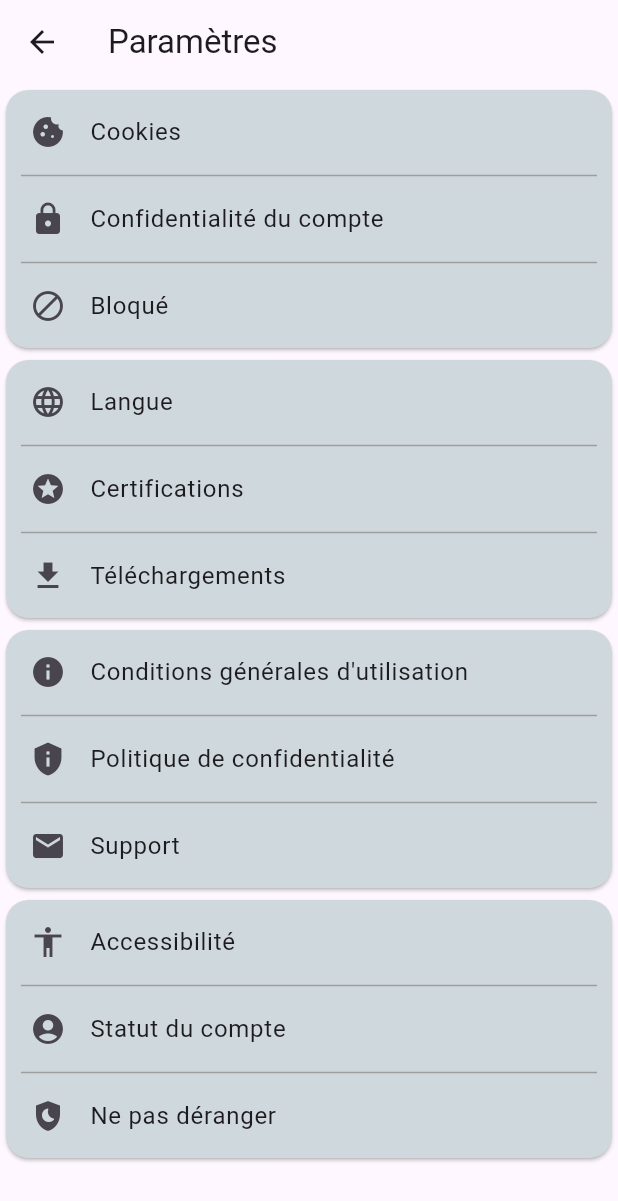
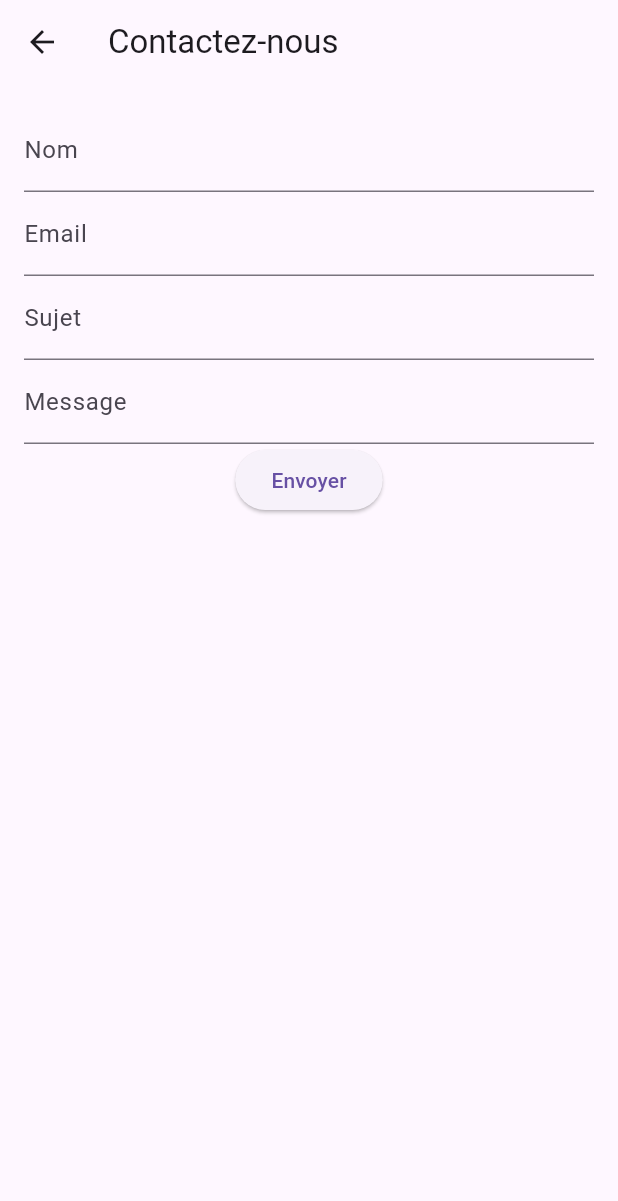
Before and after one commit to RomainConte/Yowl, a Flutter app: the SettingsPage screen opened by its route, after a tap on "Support", on a phone screen of 412 x 824 dp. Shown: the top 1201 px of the screen. Run offline on Flutter 3.47's test engine with Material 3 defaults, Android fonts, the phone set to English and light mode, and no system bars; our stand-ins replace timeago; network calls fail.

Commit message:
[PUT] fix bug

```diff
--- a/yowl/lib/screens/parametres.dart
+++ b/yowl/lib/screens/parametres.dart
@@ -9,7 +9,10 @@ class SettingsPage extends StatelessWidget {
       appBar: AppBar(
         title: const Text('Paramètres'),
       ),
-      body: SingleChildScrollView(
+      body: Padding(
+        padding: const EdgeInsets.all(8.0),
+        child:
+            SingleChildScrollView(
             child: Column(
               children: <Widget>[
               Card(
@@ -144,7 +147,7 @@ class SettingsPage extends StatelessWidget {
                       leading: const Icon(Icons.mail),
                       title: const Text('Support'),
                       onTap: () {
-                    // Naviguer vers la page des paramètres de confidentialité
+                        Navigator.pushNamed(context, '/support');
                       },
                   ),
                 ],
@@ -201,6 +204,7 @@ class SettingsPage extends StatelessWidget {
         ],
       ),
       ),
+    ),
     );
 
   }
--- /dev/null
+++ b/yowl/lib/screens/support_screen.dart
@@ -0,0 +1,94 @@
+import 'package:flutter/material.dart';
+
+class SupportPage extends StatefulWidget {
+  @override
+  _SupportPageState createState() => _SupportPageState();
+}
+
+class _SupportPageState extends State<SupportPage> {
+  final _formKey = GlobalKey<FormState>();
+  final _nameController = TextEditingController();
+  final _emailController = TextEditingController();
+  final _subjectController = TextEditingController();
+  final _messageController = TextEditingController();
+
+  @override
+  void dispose() {
+    _nameController.dispose();
+    _emailController.dispose();
+    _subjectController.dispose();
+    _messageController.dispose();
+    super.dispose();
+  }
+
+  void _submitForm() {
+    if (_formKey.currentState!.validate()) {
+      // TODO: Handle form submission, e.g., send email or message to your support team.
+    }
+  }
+
+  @override
+  Widget build(BuildContext context) {
+    return Scaffold(
+      appBar: AppBar(
+        title: Text('Contactez-nous'),
+      ),
+      body: Padding(
+        padding: EdgeInsets.all(16.0),
+          child: SingleChildScrollView(
+             child: Form(
+              key: _formKey,
+              child: Column(
+                children: <Widget>[
+                  TextFormField(
+                    controller: _nameController,
+                    decoration: InputDecoration(labelText: 'Nom'),
+                    validator: (value) {
+                      if (value == null || value.isEmpty) {
+                        return 'Veuillez entrer votre nom';
+                      }
+                      return null;
+                    },
+                  ),
+                  TextFormField(
+                    controller: _emailController,
+                    decoration: InputDecoration(labelText: 'Email'),
+                    validator: (value) {
+                      if (value == null || value.isEmpty) {
+                        return 'Veuillez entrer votre email';
+                      }
+                      return null;
+                    },
+                  ),
+                  TextFormField(
+                    controller: _subjectController,
+                    decoration: InputDecoration(labelText: 'Sujet'),
+                    validator: (value) {
+                      if (value == null || value.isEmpty) {
+                        return 'Veuillez entrer un sujet';
+                      }
+                      return null;
+                    },
+                  ),
+                  TextFormField(
+                    controller: _messageController,
+                    decoration: InputDecoration(labelText: 'Message'),
+                    validator: (value) {
+                      if (value == null || value.isEmpty) {
+                        return 'Veuillez entrer un message';
+                      }
+                      return null;
+                    },
+                  ),
+                  ElevatedButton(
+                    onPressed: _submitForm,
+                    child: Text('Envoyer'),
+              ),
+            ],
+          ),
+        ),
+      ),
+    ),
+    );
+  }
+}
--- a/yowl/lib/screens/views/profile_view.dart
+++ b/yowl/lib/screens/views/profile_view.dart
@@ -171,6 +171,7 @@ class _ProfileViewState extends State<ProfileView> {
                   ),
                 ),
                 const SizedBox(height: 10),
+
                 Text(
                   'Derniers posts',
                   style: TextStyle(
```
Also changed, not shown: yowl/lib/main.dart (+7 -1 lines), yowl/lib/screens/views/plus_view.dart (+8 -1 lines), 1 other file. Lines whose indentation alone changed are shown as unchanged.
